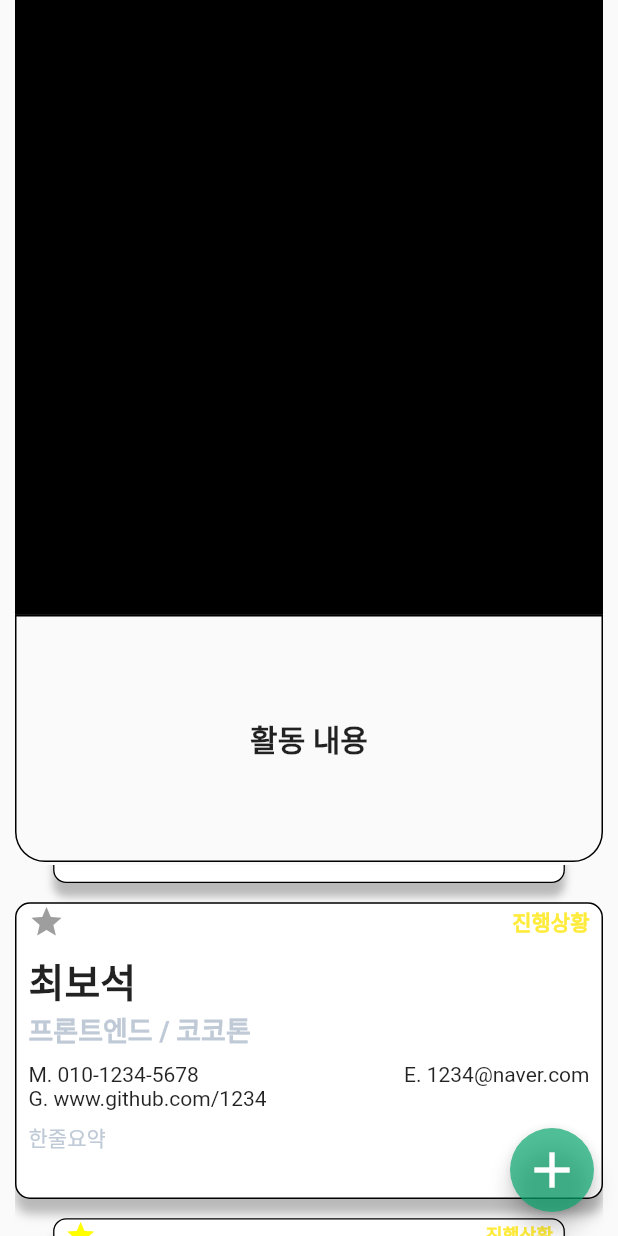
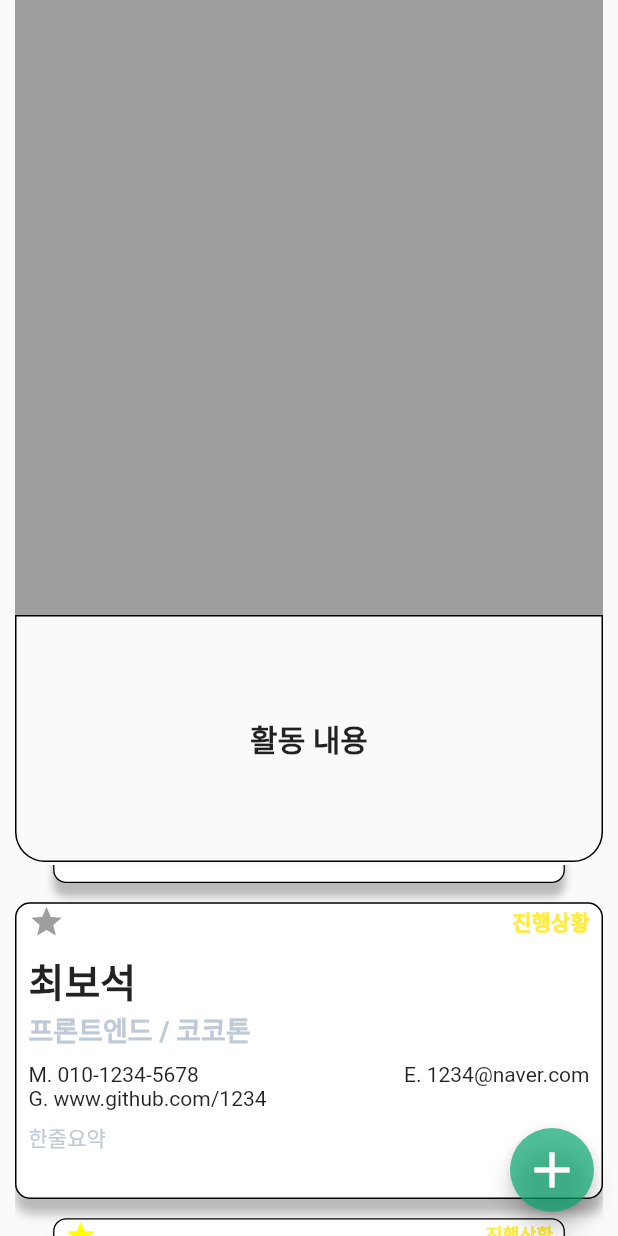
Before and after one commit to 2022-CoKothon-3355/Youth-PoCa, a Flutter app: the screen it shows after launch, on a phone screen of 412 x 824 dp. Run offline on Flutter 3.47's test engine with Material 2 defaults, Android fonts, the phone set to English and light mode, and no system bars; drawn by our look-alikes of carousel_slider.

Commit message:
Feat : 명함에 따른 포르폴리오 변경 기능 구현(미구현)

```diff
--- a/Youth-Poca-Client/lib/commons/common_form_portfolio.dart
+++ b/Youth-Poca-Client/lib/commons/common_form_portfolio.dart
@@ -3,18 +3,21 @@ import 'package:flutter/material.dart';
 class CommonFormPortfolio extends StatefulWidget {
   final image;
   final content;
+  final color;
 
-  const CommonFormPortfolio({required this.image, required this.content});
+  const CommonFormPortfolio(
+      {required this.image, required this.content, required this.color});
 
   @override
   State<CommonFormPortfolio> createState() =>
-      _CommonFormPortfolioState(image, content);
+      _CommonFormPortfolioState(image, content, color);
 }
 
 class _CommonFormPortfolioState extends State<CommonFormPortfolio> {
   final image;
   final content;
-  _CommonFormPortfolioState(this.image, this.content);
+  final color;
+  _CommonFormPortfolioState(this.image, this.content, this.color);
 
   @override
   Widget build(BuildContext context) {
@@ -27,7 +30,7 @@ class _CommonFormPortfolioState extends State<CommonFormPortfolio> {
           Container(
             width: Mwidth,
             height: Mwidth * 0.995,
-            color: Colors.black,
+            color: color,
           ),
           Container(
             decoration: BoxDecoration(
--- a/Youth-Poca-Client/lib/components/card_slider.dart
+++ b/Youth-Poca-Client/lib/components/card_slider.dart
@@ -1,6 +1,8 @@
 import 'package:carousel_slider/carousel_slider.dart';
 import 'package:flutter/material.dart';
+import 'package:youth_poca/components/portfolio.dart';
 import '../commons/common_form_card.dart';
+import '../commons/common_form_portfolio.dart';
 
 class CardSlider extends StatefulWidget {
   @override
@@ -8,18 +10,21 @@ class CardSlider extends StatefulWidget {
 }
 
 class _CardSliderState extends State<CardSlider> {
+  static const name = "최보석";
+  static const email = "1234@naver.com";
+  static const phoneNum = "010-1234-5678";
+  static const address = "www.github.com/1234";
+  static const activity = "프론트엔드 / 코코톤";
+  static const progress = "진행상황";
+  static const description = "한줄요약";
+  final isRepre = false;
+  static const image = ["1", "2", "3"];
+  static const content = ["1", "2", "3"];
+  String i = image[0];
+  String c = content[0];
   @override
   Widget build(BuildContext context) {
     final Mheight = MediaQuery.of(context).size.height;
-    const name = "최보석";
-    const email = "1234@naver.com";
-    const phoneNum = "010-1234-5678";
-    const address = "www.github.com/1234";
-    const activity = "프론트엔드 / 코코톤";
-    const progress = "진행상황";
-    const description = "한줄요약";
-    final isRepre = false;
-
     List<Widget> pocaNum = [
       CommonFormCard(
           name: name,
@@ -48,10 +53,16 @@ class _CardSliderState extends State<CardSlider> {
         email: email,
         phoneNum: phoneNum,
         progress: progress,
-        isRepresent: false,
+        isRepresent: isRepre,
       ),
     ];
-    return Padding(
+    print(c);
+    print(i);
+    return ListView(
+      physics: const NeverScrollableScrollPhysics(),
+      children: [
+        _PortfolioView([i]),
+        Padding(
           padding: const EdgeInsets.symmetric(horizontal: 10),
           child: CarouselSlider(
             items: pocaNum,
@@ -66,11 +77,51 @@ class _CardSliderState extends State<CardSlider> {
               scrollDirection: Axis.vertical,
               onPageChanged: (index, reason) {
                 setState(
+                  () {
+                    i = image[index];
+                    c = content[index];
+                  },
+                );
+              },
+            ),
+          ),
+        ),
+      ],
+    );
+  }
+
+  _PortfolioView(List<String> images) {
+    print(images[0]);
+    late Color mColor;
+    if (images[0] == "1") {
+      mColor = Colors.grey;
+    } else if (images[0] == "2") {
+      mColor = Colors.black;
+    } else if (images[0] == "3") {
+      mColor = Colors.red;
+    }
+    final Mheight = MediaQuery.of(context).size.height;
+    List<Widget> portNum = [];
+    portNum = [
+      CommonFormPortfolio(image: images, content: content, color: mColor),
+      CommonFormPortfolio(image: images, content: content, color: mColor),
+    ];
+    return CarouselSlider(
+      items: portNum,
+      options: CarouselOptions(
+        height: Mheight * 0.7,
+        autoPlay: false,
+        //padEnds: false,
+        autoPlayInterval: const Duration(seconds: 10),
+        initialPage: 0,
+        viewportFraction: 1,
+        enlargeCenterPage: false,
+        onPageChanged: (index, reason) {
+          setState(
             () {},
           );
         },
       ),
-      ),
     );
   }
 }
--- a/Youth-Poca-Client/lib/components/portfolio.dart
+++ b/Youth-Poca-Client/lib/components/portfolio.dart
@@ -22,10 +22,19 @@ class _PortfolioState extends State<Portfolio> {
   _PortfolioState(this.images, this.content, this.result);
   @override
   Widget build(BuildContext context) {
+    print(images[0]);
+    late Color mColor;
+    if (images[0] == "1") {
+      mColor = Colors.grey;
+    } else if (images[0] == "2") {
+      mColor = Colors.black;
+    } else if (images[0] == "3") {
+      mColor = Colors.red;
+    }
     final Mheight = MediaQuery.of(context).size.height;
     List<Widget> portNum = [
-      CommonFormPortfolio(image: images, content: content),
-      CommonFormPortfolio(image: images, content: content),
+      CommonFormPortfolio(image: images, content: content, color: mColor),
+      CommonFormPortfolio(image: images, content: content, color: mColor),
     ];
     return CarouselSlider(
       items: portNum,
--- a/Youth-Poca-Client/lib/pages/main_page.dart
+++ b/Youth-Poca-Client/lib/pages/main_page.dart
@@ -19,16 +19,7 @@ class MainPage extends StatelessWidget {
     const description = "한줄요약";
 
     return Scaffold(
-      body: ListView(
-        physics: const NeverScrollableScrollPhysics(),
-        children: [
-          Portfolio(images: [], content: [], result: ""),
-          // Container(
-          //   height: MediaQuery.of(context).size.height * 0.7,
-          // ),
-          CardSlider(),
-        ],
-      ),
+      body: CardSlider(),
       floatingActionButton: FloatingActionButton(
         onPressed: () {
           Navigator.of(context).push(
```
Lines whose indentation alone changed are shown as unchanged.
